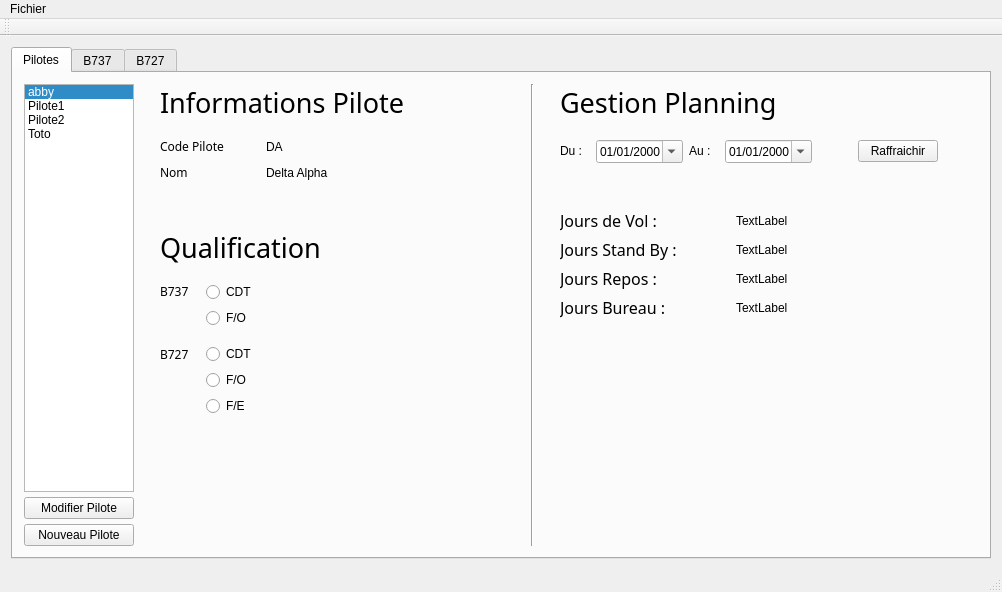
This is crispy_chainsaw/mainwindow.ui in ViryBe/crispy_chainsaw as Qt 5 draws it before an edit. The edited form follows.
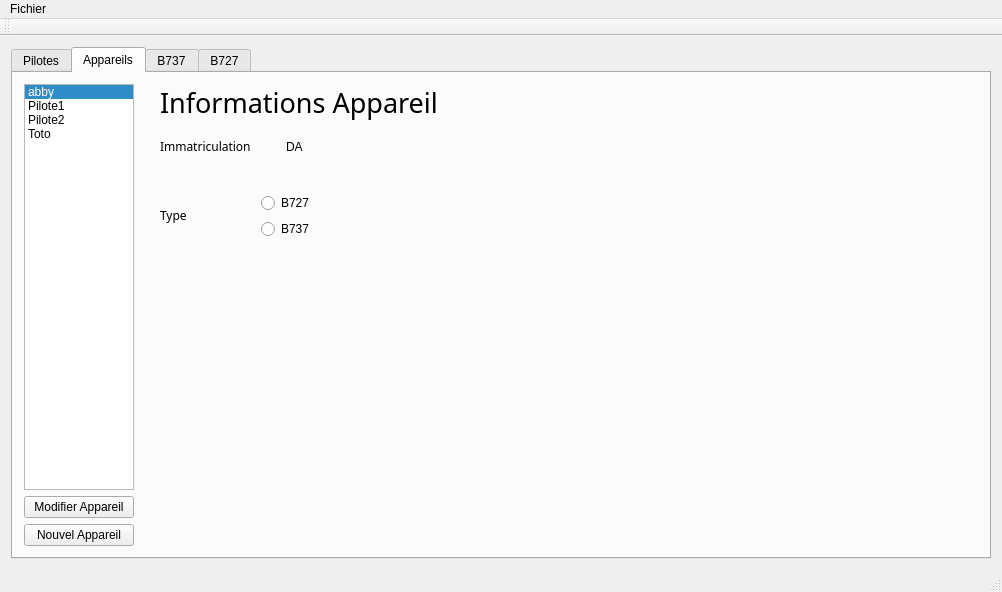
This is the edited form.

Commit message: (+) planes tab

The edit to the form file:
```diff
--- a/crispy_chainsaw/mainwindow.ui
+++ b/crispy_chainsaw/mainwindow.ui
@@ -18,7 +18,7 @@
     <item>
      <widget class="QTabWidget" name="tabWidget">
       <property name="currentIndex">
-       <number>0</number>
+       <number>1</number>
       </property>
       <widget class="QWidget" name="pilotTab">
        <property name="sizePolicy">
@@ -930,6 +930,308 @@
         </item>
        </layout>
       </widget>
+      <widget class="QWidget" name="flotteTab">
+       <attribute name="title">
+        <string>Appareils</string>
+       </attribute>
+       <layout class="QHBoxLayout" name="horizontalLayout_12">
+        <item>
+         <layout class="QVBoxLayout" name="verticalLayout_6">
+          <item>
+           <widget class="QListWidget" name="planeList">
+            <property name="minimumSize">
+             <size>
+              <width>110</width>
+              <height>0</height>
+             </size>
+            </property>
+            <property name="maximumSize">
+             <size>
+              <width>110</width>
+              <height>16777215</height>
+             </size>
+            </property>
+            <property name="alternatingRowColors">
+             <bool>false</bool>
+            </property>
+            <property name="currentRow">
+             <number>0</number>
+            </property>
+            <property name="sortingEnabled">
+             <bool>true</bool>
+            </property>
+            <item>
+             <property name="text">
+              <string>abby</string>
+             </property>
+            </item>
+            <item>
+             <property name="text">
+              <string>Pilote1</string>
+             </property>
+            </item>
+            <item>
+             <property name="text">
+              <string>Pilote2</string>
+             </property>
+            </item>
+            <item>
+             <property name="text">
+              <string>Toto</string>
+             </property>
+            </item>
+           </widget>
+          </item>
+          <item>
+           <widget class="QPushButton" name="planeManage">
+            <property name="minimumSize">
+             <size>
+              <width>110</width>
+              <height>0</height>
+             </size>
+            </property>
+            <property name="maximumSize">
+             <size>
+              <width>110</width>
+              <height>16777215</height>
+             </size>
+            </property>
+            <property name="text">
+             <string>Modifier Appareil</string>
+            </property>
+           </widget>
+          </item>
+          <item>
+           <widget class="QPushButton" name="planeAdd">
+            <property name="sizePolicy">
+             <sizepolicy hsizetype="Minimum" vsizetype="Fixed">
+              <horstretch>0</horstretch>
+              <verstretch>0</verstretch>
+             </sizepolicy>
+            </property>
+            <property name="minimumSize">
+             <size>
+              <width>110</width>
+              <height>0</height>
+             </size>
+            </property>
+            <property name="maximumSize">
+             <size>
+              <width>110</width>
+              <height>16777215</height>
+             </size>
+            </property>
+            <property name="text">
+             <string>Nouvel Appareil</string>
+            </property>
+           </widget>
+          </item>
+         </layout>
+        </item>
+        <item>
+         <layout class="QVBoxLayout" name="verticalLayout_8">
+          <property name="leftMargin">
+           <number>20</number>
+          </property>
+          <item>
+           <widget class="QLabel" name="informationPlane">
+            <property name="sizePolicy">
+             <sizepolicy hsizetype="Minimum" vsizetype="Fixed">
+              <horstretch>0</horstretch>
+              <verstretch>0</verstretch>
+             </sizepolicy>
+            </property>
+            <property name="font">
+             <font>
+              <family>Microsoft JhengHei Light</family>
+              <pointsize>20</pointsize>
+             </font>
+            </property>
+            <property name="text">
+             <string>Informations Appareil</string>
+            </property>
+           </widget>
+          </item>
+          <item>
+           <spacer name="verticalSpacer_10">
+            <property name="orientation">
+             <enum>Qt::Vertical</enum>
+            </property>
+            <property name="sizeType">
+             <enum>QSizePolicy::Fixed</enum>
+            </property>
+            <property name="sizeHint" stdset="0">
+             <size>
+              <width>20</width>
+              <height>10</height>
+             </size>
+            </property>
+           </spacer>
+          </item>
+          <item>
+           <layout class="QHBoxLayout" name="horizontalLayout_11">
+            <item>
+             <widget class="QLabel" name="codePlane">
+              <property name="sizePolicy">
+               <sizepolicy hsizetype="Fixed" vsizetype="Fixed">
+                <horstretch>0</horstretch>
+                <verstretch>0</verstretch>
+               </sizepolicy>
+              </property>
+              <property name="minimumSize">
+               <size>
+                <width>120</width>
+                <height>0</height>
+               </size>
+              </property>
+              <property name="font">
+               <font>
+                <family>Microsoft JhengHei Light</family>
+               </font>
+              </property>
+              <property name="text">
+               <string>Immatriculation</string>
+              </property>
+             </widget>
+            </item>
+            <item>
+             <widget class="QLabel" name="codePlaneBDD">
+              <property name="sizePolicy">
+               <sizepolicy hsizetype="Expanding" vsizetype="Fixed">
+                <horstretch>0</horstretch>
+                <verstretch>0</verstretch>
+               </sizepolicy>
+              </property>
+              <property name="text">
+               <string>DA</string>
+              </property>
+             </widget>
+            </item>
+            <item>
+             <spacer name="horizontalSpacer_7">
+              <property name="sizePolicy">
+               <sizepolicy hsizetype="MinimumExpanding" vsizetype="Minimum">
+                <horstretch>0</horstretch>
+                <verstretch>0</verstretch>
+               </sizepolicy>
+              </property>
+              <property name="orientation">
+               <enum>Qt::Horizontal</enum>
+              </property>
+              <property name="sizeType">
+               <enum>QSizePolicy::MinimumExpanding</enum>
+              </property>
+              <property name="sizeHint" stdset="0">
+               <size>
+                <width>40</width>
+                <height>20</height>
+               </size>
+              </property>
+             </spacer>
+            </item>
+           </layout>
+          </item>
+          <item>
+           <spacer name="verticalSpacer_11">
+            <property name="orientation">
+             <enum>Qt::Vertical</enum>
+            </property>
+            <property name="sizeType">
+             <enum>QSizePolicy::Fixed</enum>
+            </property>
+            <property name="sizeHint" stdset="0">
+             <size>
+              <width>20</width>
+              <height>30</height>
+             </size>
+            </property>
+           </spacer>
+          </item>
+          <item>
+           <layout class="QHBoxLayout" name="horizontalLayout_10">
+            <item>
+             <widget class="QLabel" name="planeName">
+              <property name="sizePolicy">
+               <sizepolicy hsizetype="Fixed" vsizetype="Fixed">
+                <horstretch>20</horstretch>
+                <verstretch>0</verstretch>
+               </sizepolicy>
+              </property>
+              <property name="minimumSize">
+               <size>
+                <width>95</width>
+                <height>0</height>
+               </size>
+              </property>
+              <property name="font">
+               <font>
+                <family>Microsoft JhengHei Light</family>
+               </font>
+              </property>
+              <property name="text">
+               <string>Type</string>
+              </property>
+             </widget>
+            </item>
+            <item>
+             <layout class="QVBoxLayout" name="verticalLayout_7">
+              <item>
+               <widget class="QRadioButton" name="B727">
+                <property name="text">
+                 <string>B727</string>
+                </property>
+                <property name="checkable">
+                 <bool>false</bool>
+                </property>
+               </widget>
+              </item>
+              <item>
+               <widget class="QRadioButton" name="B737">
+                <property name="text">
+                 <string>B737</string>
+                </property>
+                <property name="checkable">
+                 <bool>false</bool>
+                </property>
+               </widget>
+              </item>
+             </layout>
+            </item>
+            <item>
+             <spacer name="horizontalSpacer_8">
+              <property name="orientation">
+               <enum>Qt::Horizontal</enum>
+              </property>
+              <property name="sizeType">
+               <enum>QSizePolicy::MinimumExpanding</enum>
+              </property>
+              <property name="sizeHint" stdset="0">
+               <size>
+                <width>40</width>
+                <height>20</height>
+               </size>
+              </property>
+             </spacer>
+            </item>
+           </layout>
+          </item>
+          <item>
+           <spacer name="verticalSpacer_9">
+            <property name="orientation">
+             <enum>Qt::Vertical</enum>
+            </property>
+            <property name="sizeHint" stdset="0">
+             <size>
+              <width>20</width>
+              <height>40</height>
+             </size>
+            </property>
+           </spacer>
+          </item>
+         </layout>
+        </item>
+       </layout>
+      </widget>
       <widget class="QWidget" name="b737Tab">
        <attribute name="title">
         <string>B737</string>
```
The commit also changes 2 other files.
